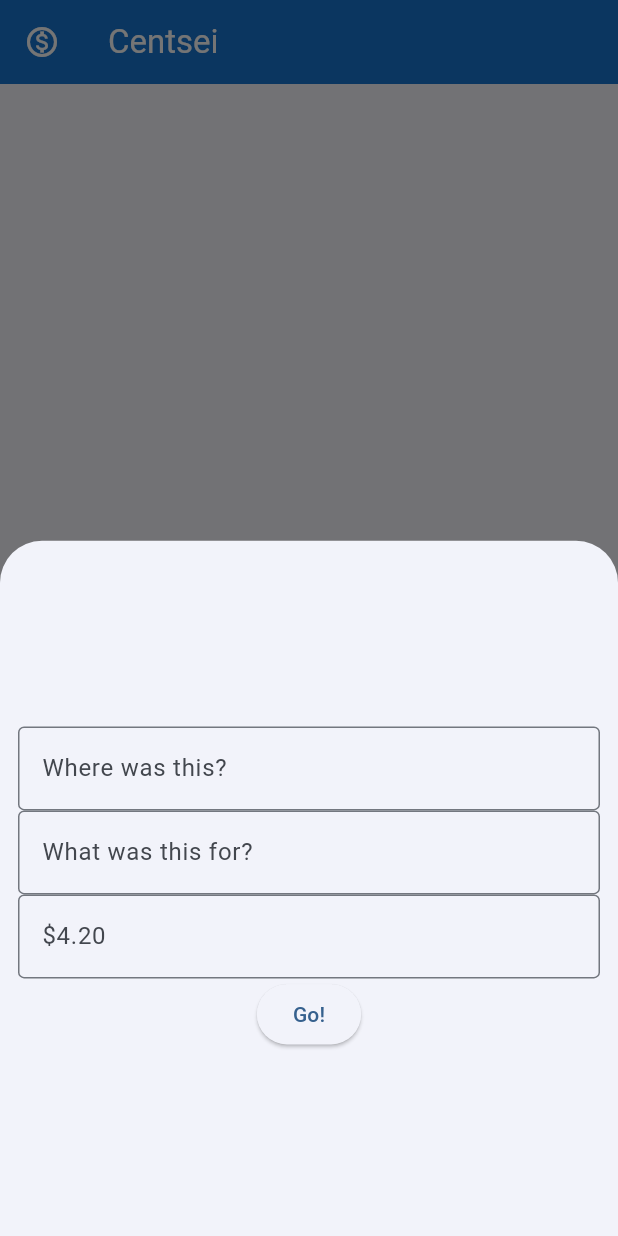
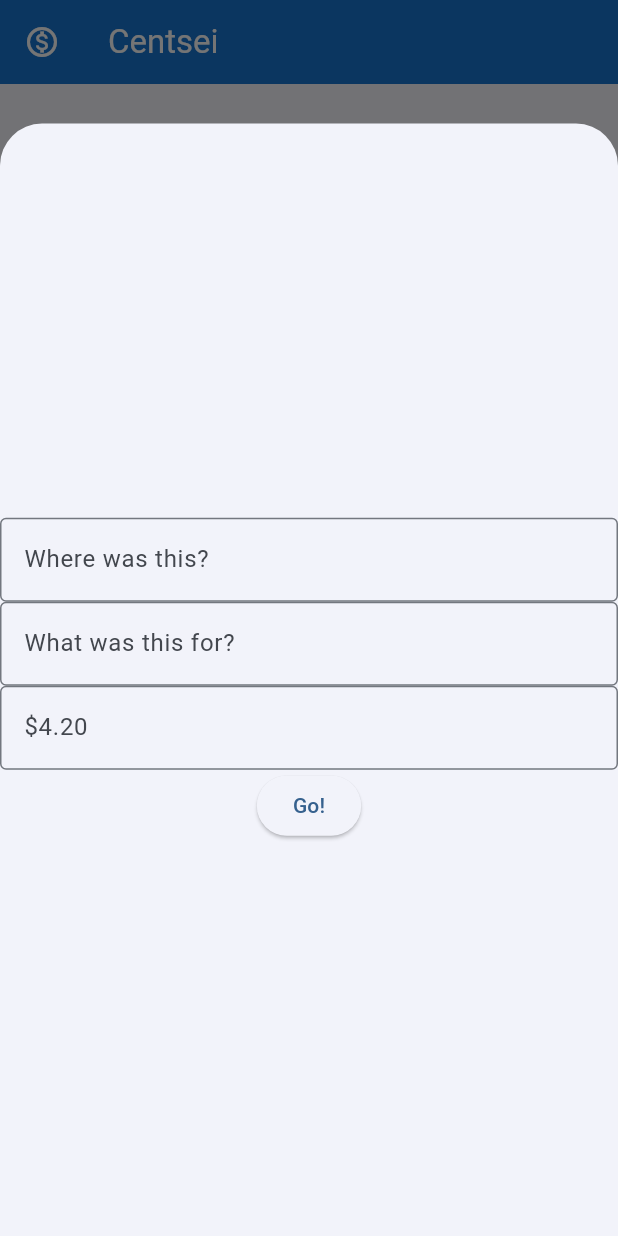
Before and after one commit to treknuts/centsei, a Flutter app: the screen it shows after launch, item 3 of the bottom bar chosen, after a tap on the "add" icon, on a phone screen of 412 x 824 dp. Run offline on Flutter 3.47's test engine with Material 3 defaults, Android fonts, the phone set to English and light mode, and no system bars; our stand-ins replace firebase_auth, firebase_core, go_router, sqflite; missing offline and left inert: firebase_ui_auth; accounts and stored records are empty.

```diff
--- a/lib/app_state.dart
+++ b/lib/app_state.dart
@@ -1,11 +1,41 @@
+import 'package:centsei/firebase_options.dart';
+import 'package:firebase_auth/firebase_auth.dart'
+                hide EmailAuthProvider;
+import 'package:firebase_core/firebase_core.dart';
+import 'package:firebase_ui_auth/firebase_ui_auth.dart';
 import 'package:flutter/material.dart';
 import 'package:intl/intl.dart';
 import 'package:centsei/models/transaction.dart';
 import 'package:centsei/database/database.dart';
 
-class MyAppState extends ChangeNotifier {
+class ApplicationState extends ChangeNotifier {
+  ApplicationState() {
+    init();
+  }
   var title = "Centsei";
   final Database database = Database();
   final formatCurrency = NumberFormat.simpleCurrency();
   var transactions = <Transaction>[];
+  bool _loggedIn = false;
+  bool get loggedIn => _loggedIn;
+
+  Future<void> init() async {
+    await Firebase.initializeApp(
+      options: DefaultFirebaseOptions.currentPlatform
+    );
+
+    FirebaseUIAuth.configureProviders([
+      EmailAuthProvider(),
+    ]);
+
+    FirebaseAuth.instance.userChanges().listen((user) {
+      if (user != null) {
+        _loggedIn = true;
+      } else {
+        _loggedIn = false;
+      }
+      notifyListeners();
+    });
+  }
+
 }
--- a/lib/main.dart
+++ b/lib/main.dart
@@ -1,33 +1,46 @@
 import 'package:centsei/database/database.dart';
+import 'package:centsei/router.dart';
 import 'package:centsei/widgets/pages/categories_page.dart';
 import 'package:centsei/widgets/pages/transactions_page.dart';
+import 'package:firebase_auth/firebase_auth.dart'
+    hide EmailAuthProvider, PhoneAuthProvider;
+import 'package:firebase_ui_auth/firebase_ui_auth.dart';
 import 'package:flutter/material.dart';
+import 'package:go_router/go_router.dart';
 import 'package:intl/intl.dart';
 import 'package:provider/provider.dart';
 import 'package:centsei/app_state.dart';
 
+import 'authentication.dart';
+
 void main() async {
-  runApp(const MyApp());
+  WidgetsFlutterBinding.ensureInitialized();
+
+  runApp(
+    ChangeNotifierProvider(
+      create: (context) => ApplicationState(),
+      builder: ((context, child) => const MyApp()),
+    ),
+  );
 }
+
+final _router = getRouter();
 
 class MyApp extends StatelessWidget {
   const MyApp({super.key});
 
   @override
   Widget build(BuildContext context) {
-    WidgetsFlutterBinding.ensureInitialized();
+    var theme = ThemeData(
+      useMaterial3: true,
+      colorScheme: ColorScheme.fromSeed(seedColor: Colors.blue),
+      visualDensity: VisualDensity.adaptivePlatformDensity,
+    );
 
-    var theme = ThemeData(
-        useMaterial3: true,
-        colorScheme: ColorScheme.fromSeed(seedColor: Colors.blue));
-
-    return ChangeNotifierProvider(
-      create: (context) => MyAppState(),
-      child: MaterialApp(
-        title: 'Centsei',
-        theme: theme,
-        home: const MyHomePage(index: 0,),
-      ),
+    return MaterialApp.router(
+      title: 'Centsei',
+      theme: theme,
+      routerConfig: _router,
     );
   }
 }
@@ -45,7 +58,7 @@ class _MyHomePageState extends State<MyHomePage> {
   @override
   Widget build(BuildContext context) {
     Widget page;
-    var state = context.watch<MyAppState>();
+    var state = context.watch<ApplicationState>();
     var database = state.database;
 
     switch (selectedIndex) {
@@ -57,6 +70,55 @@ class _MyHomePageState extends State<MyHomePage> {
         break;
       case 2:
         page = TransactionList(database: database);
+      case 3:
+        if (state.loggedIn) {
+          page = ProfileScreen(
+            providers: const [],
+            actions: [
+              SignedOutAction((context) {
+                context.pushReplacement('/');
+              })
+            ],
+          );
+        } else {
+          page = SignInScreen(
+            actions: [
+              ForgotPasswordAction(((context, email) {
+                final uri = Uri(
+                  path: '/sign-in/forgot-password',
+                  queryParameters: <String, String?>{
+                    'email': email,
+                  },
+                );
+                context.push(uri.toString());
+              })),
+              AuthStateChangeAction(((context, state){
+                final user = switch(state) {
+                  SignedIn state => state.user,
+                  UserCreated state => state.credential.user,
+                  _ => null
+                };
+
+                if (user == null) {
+                  return;
+                }
+
+                if (state is UserCreated) {
+                  user.updateDisplayName(user.email!.split('@')[0]);
+                }
+
+                if (!user.emailVerified) {
+                  user.sendEmailVerification();
+                  const snackBar = SnackBar(
+                    content: Text('Check your email to verify account!'),
+                  );
+                  ScaffoldMessenger.of(context).showSnackBar(snackBar);
+                }
+                context.pushReplacement('/');
+              })),
+            ],
+          );
+        }
       default:
         throw UnimplementedError("No page implemented for $selectedIndex");
     }
@@ -78,10 +140,30 @@ class _MyHomePageState extends State<MyHomePage> {
             bottom: true,
             child: NavigationBar(
               animationDuration: Duration(milliseconds: 1000),
-              destinations: const [
-                NavigationDestination(icon: Icon(Icons.home), label: "Home"),
-                NavigationDestination(icon: Icon(Icons.category), label: "Categories"),
-                NavigationDestination(icon: Icon(Icons.monetization_on_rounded), label: "Transactions")
+              destinations: [
+                NavigationDestination(
+                  icon: Icon(Icons.home),
+                  label: "Home",
+                ),
+                NavigationDestination(
+                  icon: Icon(Icons.category),
+                  label: "Categories",
+                ),
+                NavigationDestination(
+                  icon: Icon(Icons.monetization_on_rounded),
+                  label: "Transactions",
+                ),
+                NavigationDestination(
+                  icon: state.loggedIn ? Icon(Icons.person) : Icon(Icons.login),
+                  label: state.loggedIn ? "Profile" : "Login",
+                )
+                // Consumer<ApplicationState>(
+                //   builder: (context, appState, _) => AuthFunc(
+                //       loggedIn: appState.loggedIn,
+                //       signOut: () {
+                //         FirebaseAuth.instance.signOut();
+                //       }),
+                // ),
               ],
               selectedIndex: selectedIndex,
               onDestinationSelected: (int index) {
--- /dev/null
+++ b/lib/router.dart
@@ -0,0 +1,84 @@
+import 'package:centsei/main.dart';
+import 'package:firebase_ui_auth/firebase_ui_auth.dart';
+import 'package:flutter/material.dart';
+import 'package:go_router/go_router.dart';
+
+GoRouter getRouter() {
+  return GoRouter(
+    routes: [
+      GoRoute(
+        path: '/',
+        builder: (context, state) => const MyHomePage(index: 0),
+        routes: [
+          GoRoute(
+            path: 'sign-in',
+            builder: (context, state) {
+              return SignInScreen(
+                actions: [
+                  ForgotPasswordAction(((context, email) {
+                    final uri = Uri(
+                      path: '/sign-in/forgot-password',
+                      queryParameters: <String, String?>{
+                        'email': email,
+                      },
+                    );
+                    context.push(uri.toString());
+                  })),
+                  AuthStateChangeAction(((context, state){
+                    final user = switch(state) {
+                      SignedIn state => state.user,
+                      UserCreated state => state.credential.user,
+                    _ => null
+                    };
+
+                    if (user == null) {
+                      return;
+                    }
+
+                    if (state is UserCreated) {
+                      user.updateDisplayName(user.email!.split('@')[0]);
+                    }
+
+                    if (!user.emailVerified) {
+                      user.sendEmailVerification();
+                      const snackBar = SnackBar(
+                        content: Text('Check your email to verify account!'),
+                      );
+                      ScaffoldMessenger.of(context).showSnackBar(snackBar);
+                    }
+                    context.pushReplacement('/');
+                  })),
+                ],
+              );
+            },
+            routes: [
+              GoRoute(
+                path: 'forgot-password',
+                builder: (context, state) {
+                  final arguments = state.uri.queryParameters;
+                  return ForgotPasswordScreen(
+                    email: arguments['email'],
+                    headerMaxExtent: 200,
+                  );
+                }
+              ),
+            ],
+          ),
+          GoRoute(
+            path: 'profile',
+            builder: (context, state) {
+              return ProfileScreen(
+                providers: const [],
+                actions: [
+                  SignedOutAction((context) {
+                   context.pushReplacement('/');
+                  })
+                ],
+              );
+            },
+          ),
+        ]
+      ),
+    ],
+  );
+}
--- a/lib/widgets/create_transaction.dart
+++ b/lib/widgets/create_transaction.dart
@@ -1,5 +1,7 @@
 import 'package:centsei/models/transaction.dart';
+import 'package:flutter/cupertino.dart';
 import 'package:flutter/material.dart';
+import 'package:path/path.dart';
 import '../../database/database.dart';
 
 class CreateTransaction extends StatefulWidget {
@@ -27,12 +29,11 @@ class _CreateTransactionState extends State<CreateTransaction> {
 
   @override
   Widget build(BuildContext context) {
+    var bottomPadding = MediaQuery.of(context).viewInsets.bottom;
     return Column(
       mainAxisAlignment: MainAxisAlignment.center,
       children: [
-        Padding(
-          padding: const EdgeInsets.all(12.0),
-          child: Form(
+        Form(
           key: _formKey,
           child: Column(
             children: [
@@ -95,7 +96,6 @@ class _CreateTransactionState extends State<CreateTransaction> {
             ],
           ),
         ),
-        ),
       ],
     );
   }
--- a/lib/widgets/pages/transactions_page.dart
+++ b/lib/widgets/pages/transactions_page.dart
@@ -36,7 +36,7 @@ class _TransactionListState extends State<TransactionList> {
 
   @override
   Widget build(BuildContext context) {
-    var state = context.watch<MyAppState>();
+    var state = context.watch<ApplicationState>();
 
     return Column(
       children: [
@@ -50,7 +50,8 @@ class _TransactionListState extends State<TransactionList> {
               }
 
               if (snapshot.hasError) {
-                return const Center(child: Text('Uh oh! Something went horribly wrong...'));
+                return const Center(
+                    child: Text('Uh oh! Something went horribly wrong...'));
               }
 
               if (!snapshot.hasData) {
@@ -58,7 +59,8 @@ class _TransactionListState extends State<TransactionList> {
                     child: Text('Create a category to get started!'));
               }
 
-              List<Transaction> transactions = snapshot.data as List<Transaction>;
+              List<Transaction> transactions =
+                  snapshot.data as List<Transaction>;
               return ListView.builder(
                 itemCount: transactions.length,
                 itemBuilder: (BuildContext context, int index) {
@@ -83,15 +85,22 @@ class _TransactionListState extends State<TransactionList> {
                   onPressed: () {
                     showModalBottomSheet(
                         context: context,
+                        isScrollControlled: true,
                         builder: (context) {
-                          return Center(
-                            child: CreateTransaction(
-                              database: widget._database,
+                          return SizedBox(
+                            height: MediaQuery.of(context).size.height * .9,
+                            width: MediaQuery.of(context).size.width,
+                            child: Center(
+                              child: CreateTransaction(
+                                database: widget._database,
+                              ),
                             ),
                           );
-                        }).then((value) {
-                          updateTransactions();
-                        },);
+                        }).then(
+                      (value) {
+                        updateTransactions();
+                      },
+                    );
                   },
                   child: Icon(Icons.add)),
             ),
--- a/pubspec.yaml
+++ b/pubspec.yaml
@@ -16,6 +16,11 @@ dependencies:
   cupertino_icons: ^1.0.6
   sqflite: ^2.3.3+1
   path: ^1.9.0
+  firebase_core: any
+  cloud_firestore: ^4.17.5
+  firebase_auth: ^4.20.0
+  firebase_ui_auth: ^1.14.0
+  go_router: ^14.1.4
 
 dev_dependencies:
   flutter_test:
```
Also changed, not shown: lib/authentication.dart (added, +36 -0 lines), lib/widgets.dart (added, +67 -0 lines), firebase.json (added), lib/firebase_options.dart (added), pubspec.lock, 3 other files. Lines whose indentation alone changed are shown as unchanged.
